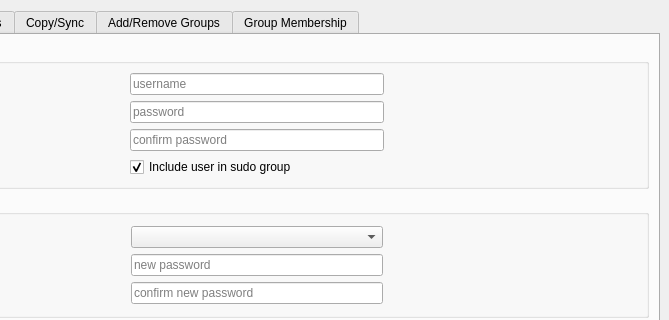
Before: the Qt Designer form mx-user/mainwindow.ui in q4os/mxtools-for-debian, drawn with Qt 5; both pictures show x 161 to 830 and y 0 to 320 of the 830 by 662 pixel window.
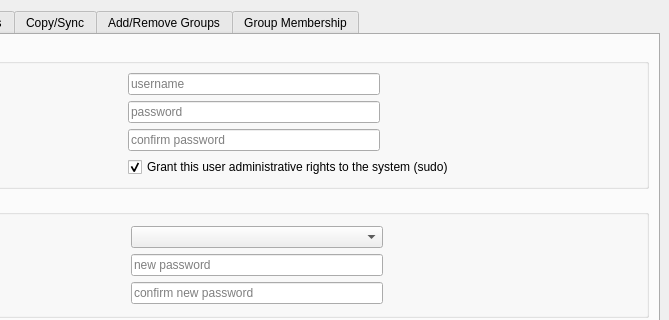
After: the same form once the commit is applied. Icons and pictures are not drawn.

What changed in the file:
```diff
--- a/mx-user/mainwindow.ui
+++ b/mx-user/mainwindow.ui
@@ -265,10 +265,10 @@
             </property>
            </widget>
           </item>
-          <item row="3" column="1">
+          <item row="3" column="1" colspan="2">
            <widget class="QCheckBox" name="checkSudoGroup">
             <property name="text">
-             <string>Include user in sudo group</string>
+             <string>Grant this user administrative rights to the system (sudo)</string>
             </property>
             <property name="checked">
              <bool>true</bool>
```
Left out of the diff: 3 changed lines with no effect on the pictures.
